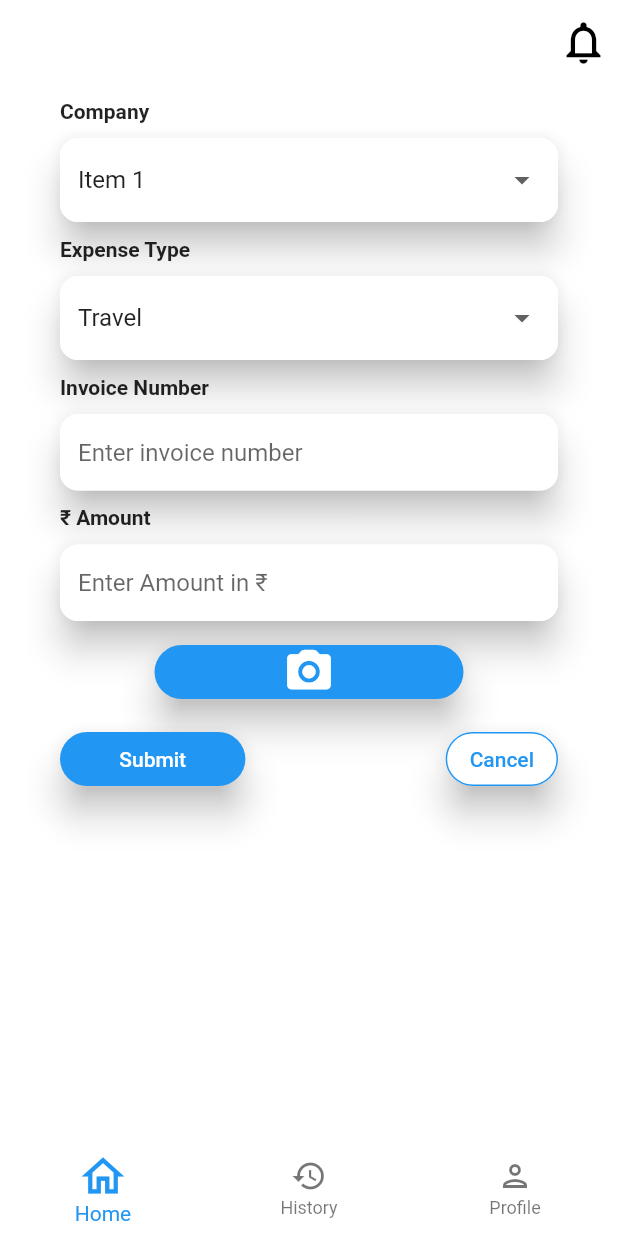
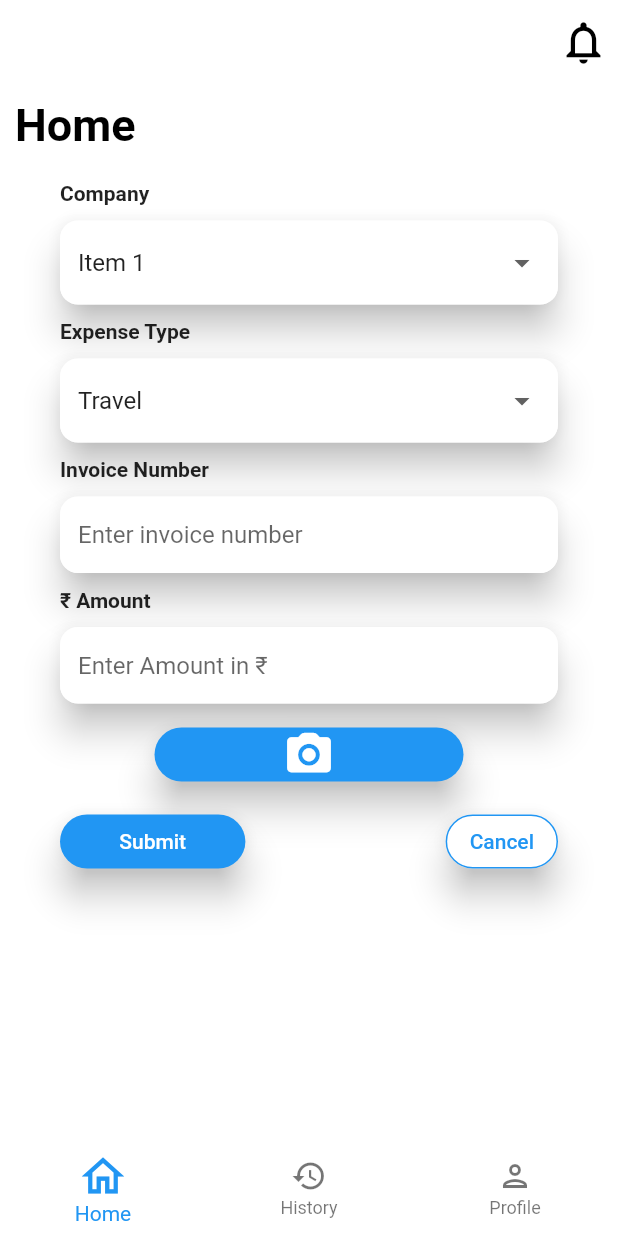
Before and after one commit to sawood14012/expmanager, a Flutter app: the Home screen opened directly, after a tap on the "camera alt" icon, on a phone screen of 412 x 824 dp. Run offline on Flutter 3.47's test engine with Material 2 defaults, Android fonts, the phone set to English and light mode, and no system bars; our stand-ins replace dio, flutter_riverpod, image_picker; network calls fail; Roboto replaces fonts that are missing (Montserrat).

Commit message:
added some fixes

```diff
--- a/lib/primaryView.dart
+++ b/lib/primaryView.dart
@@ -1,6 +1,7 @@
 import 'package:expmanager/switch.dart';
 import 'package:flutter/material.dart';
 import 'package:flutter_riverpod/flutter_riverpod.dart';
+import 'package:image_picker/image_picker.dart';
 
 class Primary extends ConsumerStatefulWidget {
   const Primary({Key? key}) : super(key: key);
@@ -29,6 +30,9 @@ class _PrimaryState extends ConsumerState<Primary> {
   late final GlobalKey<FormState> _formKey;
   var invoiceNumberctrl = TextEditingController();
   var amountCtrl = TextEditingController();
+  final ImagePicker _picker = ImagePicker();
+  late final XFile? photo;
+
 
   @override
   void initState() {
@@ -43,7 +47,23 @@ class _PrimaryState extends ConsumerState<Primary> {
     final CompanyDropDownvalue = ref.watch(CompanyDropDownStateProvider);
     final ExpenseDropDownvalue = ref.watch(ExpenseDropDownStateProvider);
     return Center(
-      child: Form(
+      child:
+      Column(
+        crossAxisAlignment: CrossAxisAlignment.start,
+        children: [
+        const Padding(
+                padding: EdgeInsets.fromLTRB(10, 10, 0, 10),
+                child: Text(
+                  "Home",
+                  textAlign: TextAlign.left,
+                  style: TextStyle(
+                      color: Colors.black,
+                      fontWeight: FontWeight.bold,
+                      fontFamily: "Roboto",
+                      fontSize: 30),
+                ),
+              ),
+        Form(
         key: _formKey,
         child: Padding(
           padding: const EdgeInsets.fromLTRB(40, 0, 40, 0),
@@ -197,7 +217,9 @@ class _PrimaryState extends ConsumerState<Primary> {
                                   RoundedRectangleBorder(
                                       borderRadius: BorderRadius.circular(18.0),
                                       side: BorderSide.none))),
-                      onPressed: () => {},
+                      onPressed: () async {
+                        photo = await _picker.pickImage(source: ImageSource.camera);
+                      },
                       child: const Icon(
                         Icons.camera_alt_rounded,
                         size: 35,
@@ -241,6 +263,7 @@ class _PrimaryState extends ConsumerState<Primary> {
           ),
         ),
       ),
+      ])
     );
   }
 }
--- a/pubspec.yaml
+++ b/pubspec.yaml
@@ -36,6 +36,7 @@ dependencies:
   cupertino_icons: ^1.0.2
   flutter_riverpod: ^1.0.4
   dio: ^4.0.6
+  image_picker: ^0.8.5+3
 
 dev_dependencies:
   flutter_test:
```
Also changed, not shown: pubspec.lock, 3 other files.
